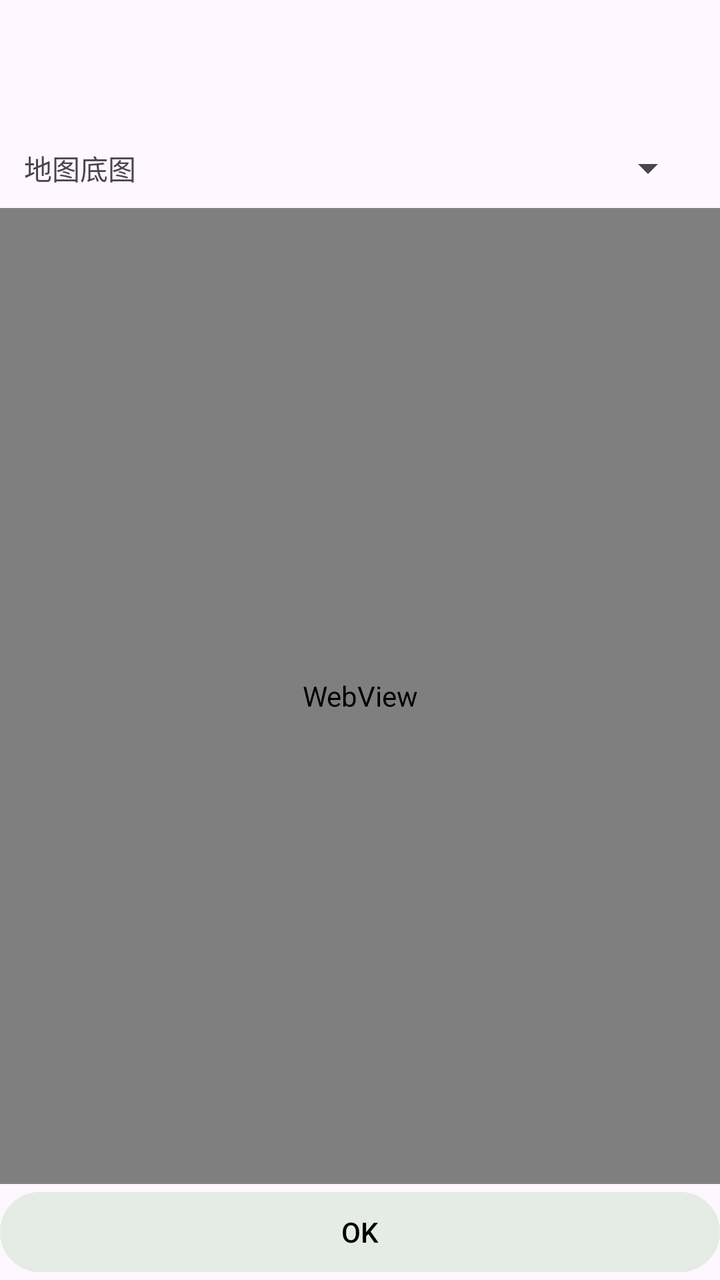
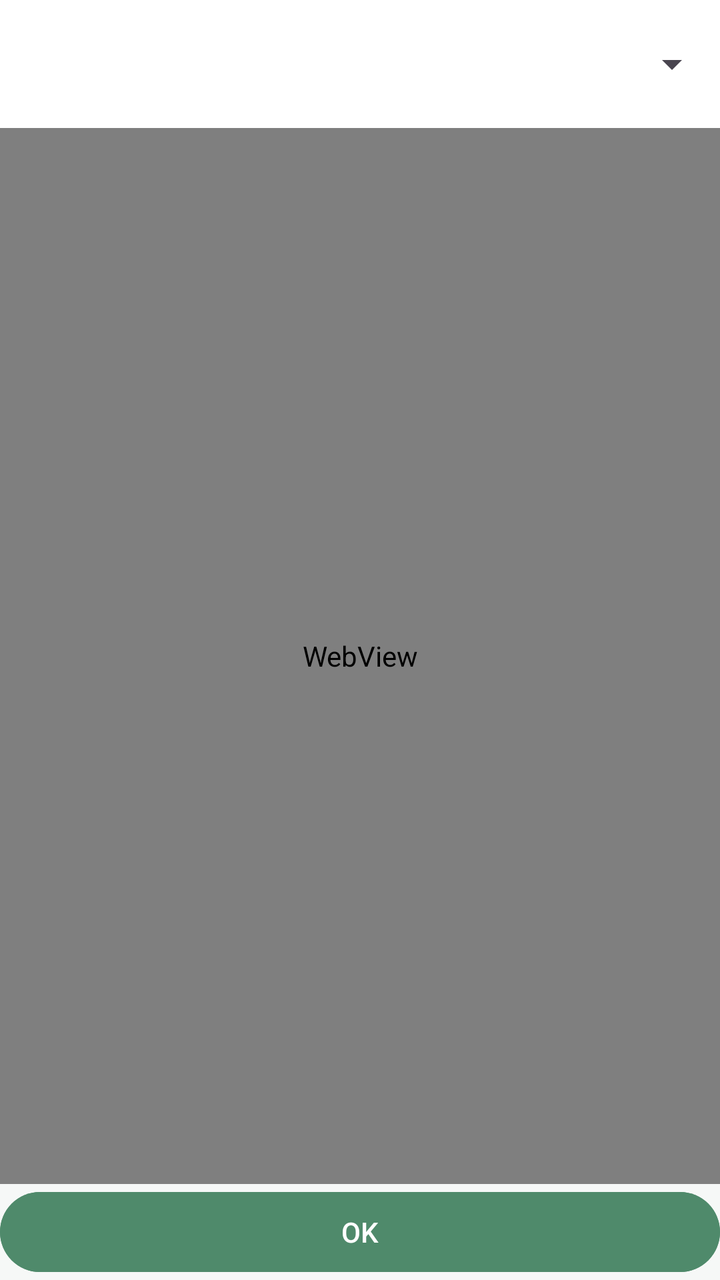

Compare the two renders of this Android layout. The source of the first and the diff that turns it into the second are given below.
<!-- AndroidManifest.xml: application theme Theme.PetProfile -->
<!-- res/layout/activity_map_picker.xml -->
<?xml version="1.0" encoding="utf-8"?>
<LinearLayout xmlns:android="http://schemas.android.com/apk/res/android"
    android:layout_width="match_parent"
    android:layout_height="match_parent"
    android:orientation="vertical">

    <com.google.android.material.appbar.MaterialToolbar
        android:id="@+id/toolbar"
        android:layout_width="match_parent"
        android:layout_height="?attr/actionBarSize"
        android:title="@string/map_picker_title" />

    <LinearLayout
        android:layout_width="match_parent"
        android:layout_height="wrap_content"
        android:gravity="center_vertical"
        android:orientation="horizontal"
        android:paddingStart="12dp"
        android:paddingTop="8dp"
        android:paddingEnd="12dp"
        android:paddingBottom="8dp">

        <TextView
            android:layout_width="wrap_content"
            android:layout_height="wrap_content"
            android:text="@string/map_base_provider" />

        <Spinner
            android:id="@+id/mapProviderSpinner"
            android:layout_width="0dp"
            android:layout_height="wrap_content"
            android:layout_marginStart="12dp"
            android:layout_weight="1" />
    </LinearLayout>

    <WebView
        android:id="@+id/mapWebView"
        android:layout_width="match_parent"
        android:layout_height="0dp"
        android:layout_weight="1" />

    <Button
        android:id="@+id/confirmButton"
        android:layout_width="match_parent"
        android:layout_height="wrap_content"
        android:backgroundTint="@color/avatar_background"
        android:text="@android:string/ok"
        android:textColor="@android:color/black" />
</LinearLayout>
<!-- resources referenced by this layout -->
<resources>
  <color name="avatar_background">#E4ECE5</color>
  <string name="map_base_provider">地图底图</string>
  <string name="map_picker_title">选择位置</string>
  <style name="Theme.PetProfile" parent="Theme.Material3.DayNight.NoActionBar">
          <item name="colorPrimary">@color/primary</item>
          <item name="colorPrimaryVariant">@color/primary_dark</item>
          <item name="colorSecondary">@color/accent</item>
          <item name="android:statusBarColor">@android:color/white</item>
          <item name="android:windowLightStatusBar">true</item>
      </style>
  <color name="primary">#2E7D32</color>
  <color name="primary_dark">#1B5E20</color>
  <color name="accent">#FF8F00</color>
</resources>

<!-- the commit's change to res/layout/activity_map_picker.xml (unified diff, before → after) -->
@@ -1,5 +1,6 @@
 <?xml version="1.0" encoding="utf-8"?>
 <LinearLayout xmlns:android="http://schemas.android.com/apk/res/android"
+    xmlns:app="http://schemas.android.com/apk/res-auto"
     android:layout_width="match_parent"
     android:layout_height="match_parent"
     android:orientation="vertical">
@@ -8,30 +9,17 @@
         android:id="@+id/toolbar"
         android:layout_width="match_parent"
         android:layout_height="?attr/actionBarSize"
-        android:title="@string/map_picker_title" />
-
-    <LinearLayout
-        android:layout_width="match_parent"
-        android:layout_height="wrap_content"
-        android:gravity="center_vertical"
-        android:orientation="horizontal"
-        android:paddingStart="12dp"
-        android:paddingTop="8dp"
-        android:paddingEnd="12dp"
-        android:paddingBottom="8dp">
-
-        <TextView
-            android:layout_width="wrap_content"
-            android:layout_height="wrap_content"
-            android:text="@string/map_base_provider" />
+        android:background="@color/surface"
+        app:navigationIconTint="@color/text_primary"
+        android:title="@string/map_picker_title">
 
         <Spinner
             android:id="@+id/mapProviderSpinner"
-            android:layout_width="0dp"
-            android:layout_height="wrap_content"
-            android:layout_marginStart="12dp"
-            android:layout_weight="1" />
-    </LinearLayout>
+            android:layout_width="150dp"
+            android:layout_height="match_parent"
+            android:layout_gravity="end"
+            android:gravity="center_vertical" />
+    </com.google.android.material.appbar.MaterialToolbar>
 
     <WebView
         android:id="@+id/mapWebView"
@@ -43,7 +31,7 @@
         android:id="@+id/confirmButton"
         android:layout_width="match_parent"
         android:layout_height="wrap_content"
-        android:backgroundTint="@color/avatar_background"
+        android:backgroundTint="@color/primary"
         android:text="@android:string/ok"
-        android:textColor="@android:color/black" />
+        android:textColor="@android:color/white" />
 </LinearLayout>
<!-- resource entries referenced after the edit -->
@@ -1,17 +1,26 @@
 <!-- resources referenced by this layout -->
 <resources>
-  <color name="avatar_background">#E4ECE5</color>
-  <string name="map_base_provider">地图底图</string>
   <string name="map_picker_title">选择位置</string>
   <style name="Theme.PetProfile" parent="Theme.Material3.DayNight.NoActionBar">
           <item name="colorPrimary">@color/primary</item>
           <item name="colorPrimaryVariant">@color/primary_dark</item>
           <item name="colorSecondary">@color/accent</item>
+          <item name="colorSurface">@color/surface</item>
+          <item name="colorOnSurface">@color/text_primary</item>
+          <item name="colorSurfaceVariant">@color/surface_subtle</item>
+          <item name="colorOnSurfaceVariant">@color/text_secondary</item>
+          <item name="android:windowBackground">@color/surface_subtle</item>
           <item name="android:statusBarColor">@android:color/white</item>
           <item name="android:windowLightStatusBar">true</item>
+          <item name="android:navigationBarColor">@color/surface</item>
+          <item name="android:windowLightNavigationBar">true</item>
       </style>
-  <color name="primary">#2E7D32</color>
-  <color name="primary_dark">#1B5E20</color>
-  <color name="accent">#FF8F00</color>
+  <color name="primary">#4F8A6B</color>
+  <color name="surface">#FFFFFF</color>
+  <color name="text_primary">#1C2621</color>
+  <color name="primary_dark">#305B44</color>
+  <color name="accent">#4F8A6B</color>
+  <color name="surface_subtle">#F6F8F7</color>
+  <color name="text_secondary">#66706B</color>
 </resources>
 
